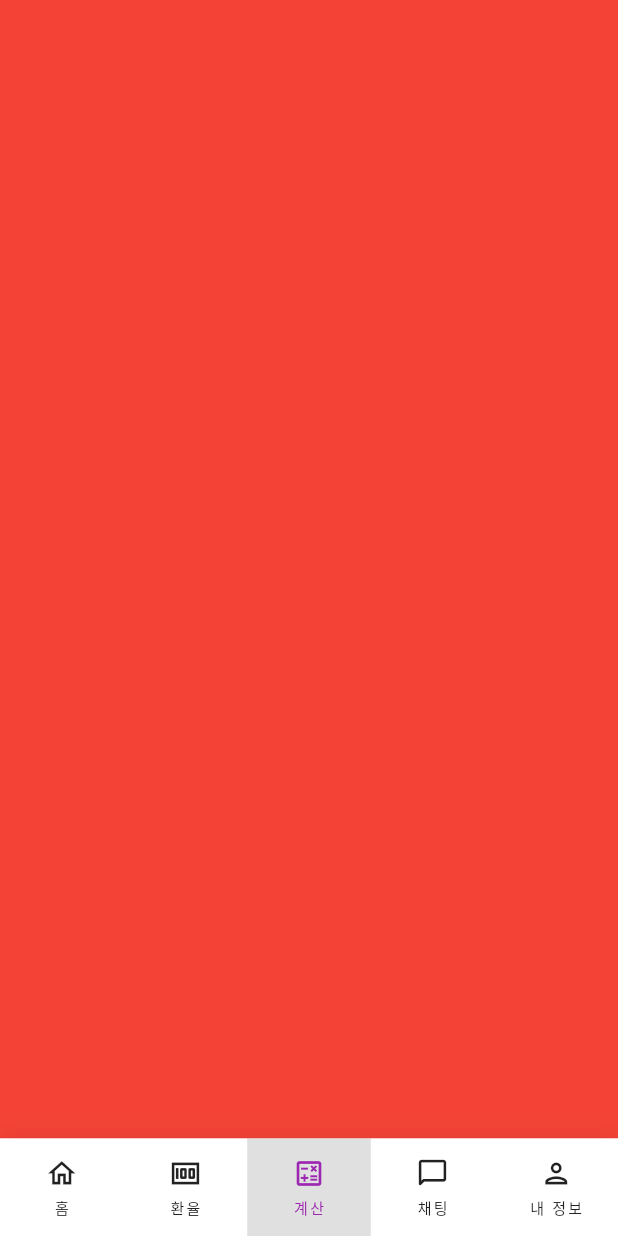
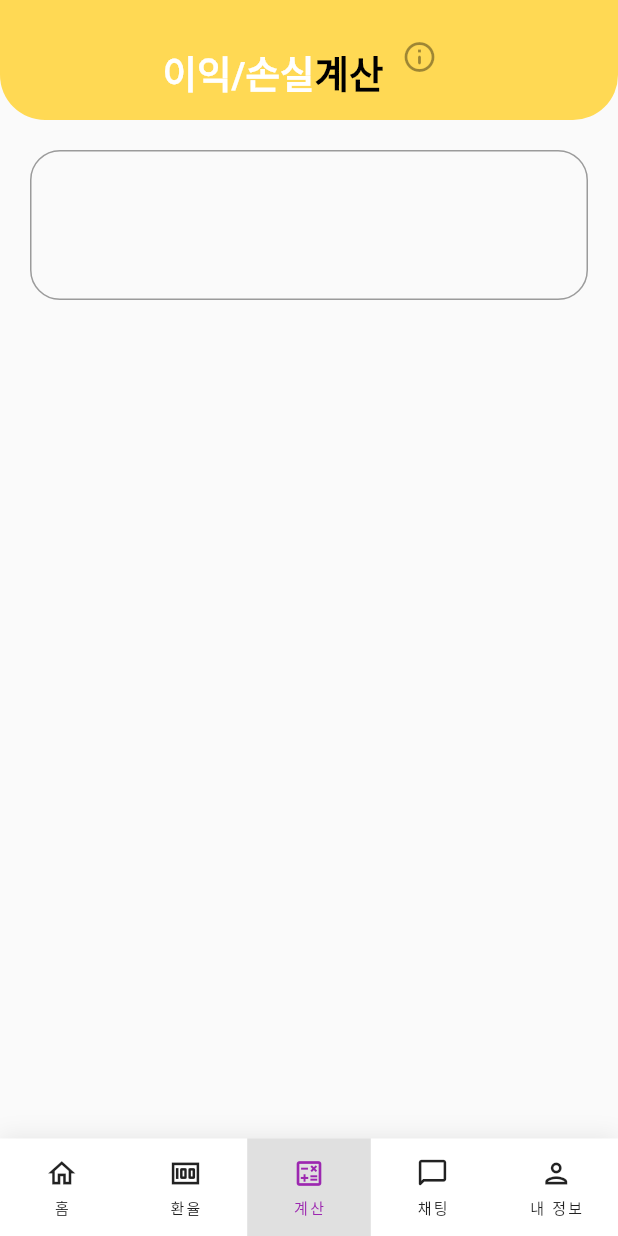
Before and after one commit to Donne-All-Around/DonneAllAround, a Flutter app: the screen it shows after launch, item 3 of the bottom bar chosen, on a phone screen of 412 x 824 dp. Run offline on Flutter 3.47's test engine with Material 2 defaults, Android fonts, the phone set to English and light mode, and no system bars; our stand-ins replace awesome_bottom_bar; statements that could not run were skipped.

Commit message:
0911 ha 환율/계산 페이지 상단바

```diff
--- a/frontend/a705/lib/calculate_page.dart
+++ b/frontend/a705/lib/calculate_page.dart
@@ -11,8 +11,63 @@ class _CalculatePageState extends State<CalculatePage> {
   @override
   Widget build(BuildContext context) {
     return SafeArea(
-      child: Container(
-        color: Colors.red,
+      child: Column(
+        children: [
+          Container(
+            width: double.infinity,
+            height: 80,
+            decoration: const BoxDecoration(
+              borderRadius: BorderRadius.only(
+                bottomLeft: Radius.circular(30),
+                bottomRight: Radius.circular(30),
+              ),
+              color: Color(0xFFFFD954),
+            ),
+            child:  Center(
+              child: RichText(
+                text: const TextSpan(
+                  children:  [
+                    TextSpan(
+                      text: "이익/손실",
+                      style: TextStyle(
+                          fontSize: 25,
+                          fontWeight: FontWeight.bold,
+                          color: Colors.white
+                      ),
+                    ),
+                    TextSpan(
+                      text: "계산",
+                      style: TextStyle(
+                        fontSize: 25,
+                        fontWeight: FontWeight.bold,
+                        color: Colors.black,
+                      ),
+                    ),
+                    WidgetSpan(
+                      child: IconButton.outlined(
+                          icon: Icon(Icons.info_outline_rounded),
+                          color: Colors.white,
+                          onPressed:() {
+                            print('information');
+                          } ,
+                      ),
+                    ),
+                  ],
+                  // textAlign: TextAlign.center,
+                ),
+              ),
+            ),
+          ),
+          const SizedBox(height: 10,),
+          Container(
+            margin: const EdgeInsets.fromLTRB(20, 10, 20, 10),
+            width: double.infinity,
+            height: 100,
+            decoration: BoxDecoration(
+              borderRadius: BorderRadius.circular(20),
+              border: Border.all(color: Colors.black38),
+            ),),
+        ],
       ),
     );
   }
```
Also changed, not shown: frontend/a705/lib/exchange_page.dart (+48 -2 lines), frontend/a705/lib/main.dart (+1 -51 lines), frontend/a705/lib/main_page.dart (+4 -4 lines), frontend/a705/pubspec.lock.
